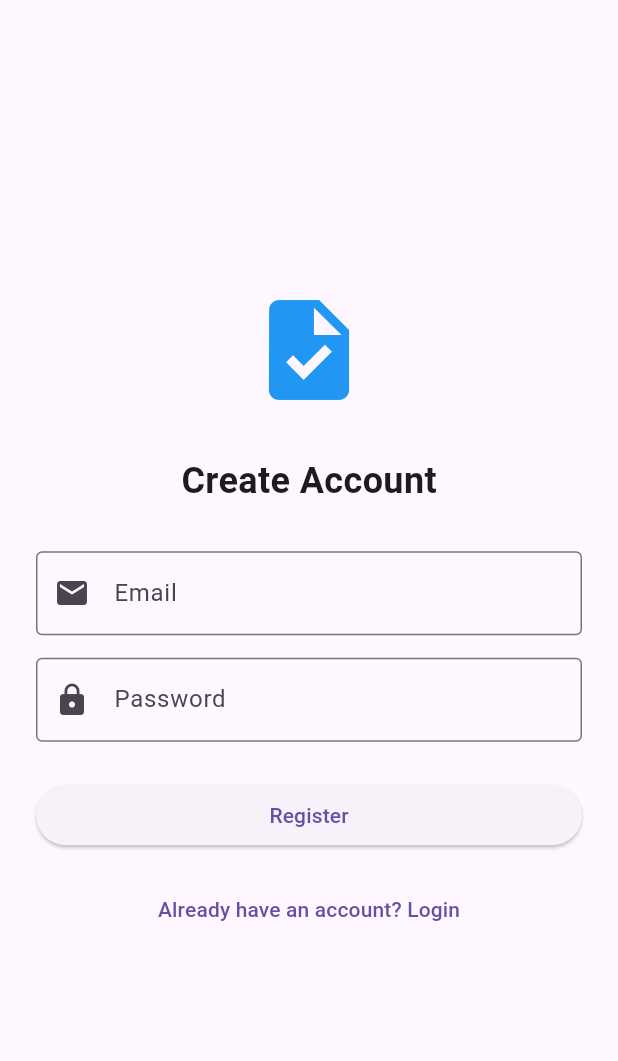
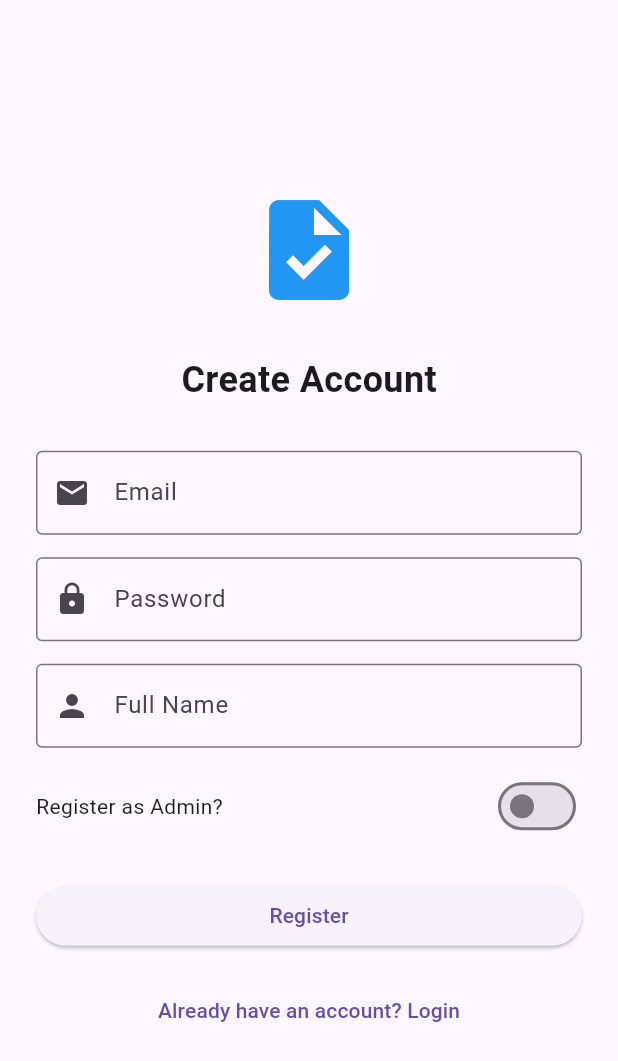
Before and after one commit to withshafan/task_tracking_app, a Flutter app: the screen it shows after launch, after a tap on "Don't have an account? Register", on a phone screen of 412 x 824 dp. Shown: the top 1061 px of the screen. Run offline on Flutter 3.47's test engine with Material 3 defaults, Android fonts, the phone set to English and light mode, and no system bars; our stand-ins replace cloud_firestore, firebase_auth, firebase_core; accounts and stored records are empty.

Commit message:
Implement user roles and registration fields

```diff
--- /dev/null
+++ b/lib/models/user.dart
@@ -0,0 +1,32 @@
+class AppUser {
+  final String id;
+  final String email;
+  final String name;
+  final bool isAdmin;
+
+  AppUser({
+    required this.id,
+    required this.email,
+    required this.name,
+    required this.isAdmin,
+  });
+
+  // Convert from Firestore document
+  factory AppUser.fromMap(String id, Map<String, dynamic> data) {
+    return AppUser(
+      id: id,
+      email: data['email'] ?? '',
+      name: data['name'] ?? '',
+      isAdmin: data['isAdmin'] ?? false,
+    );
+  }
+
+  // Convert to Map for Firestore
+  Map<String, dynamic> toMap() {
+    return {
+      'email': email,
+      'name': name,
+      'isAdmin': isAdmin,
+    };
+  }
+}
--- a/lib/screens/login_screen.dart
+++ b/lib/screens/login_screen.dart
@@ -1,5 +1,7 @@
 import 'package:flutter/material.dart';
 import '../services/auth_service.dart';
+import '../services/user_service.dart';
+import '../models/user.dart';
 import 'package:firebase_auth/firebase_auth.dart';
 
 class LoginScreen extends StatefulWidget {
@@ -11,10 +13,13 @@ class LoginScreen extends StatefulWidget {
 
 class _LoginScreenState extends State<LoginScreen> {
   final AuthService _auth = AuthService();
+  final UserService _userService = UserService();
   final TextEditingController _emailController = TextEditingController();
   final TextEditingController _passwordController = TextEditingController();
+  final TextEditingController _nameController = TextEditingController();
   bool _isLoading = false;
   bool _isLogin = true; // true = login, false = register
+  bool _isAdmin = false; // only for registration
 
   Future<void> _submit() async {
     if (_emailController.text.isEmpty || _passwordController.text.isEmpty) {
@@ -23,28 +28,40 @@ class _LoginScreenState extends State<LoginScreen> {
       );
       return;
     }
+    if (!_isLogin && _nameController.text.isEmpty) {
+      ScaffoldMessenger.of(context).showSnackBar(
+        const SnackBar(content: Text('Please enter your name.')),
+      );
+      return;
+    }
 
     setState(() => _isLoading = true);
 
     try {
-      User? user;
       if (_isLogin) {
-        user = await _auth.signInWithEmail(
+        // Sign in
+        await _auth.signInWithEmail(
           _emailController.text.trim(),
           _passwordController.text.trim(),
         );
       } else {
-        user = await _auth.registerWithEmail(
+        // Register
+        User? firebaseUser = await _auth.registerWithEmail(
           _emailController.text.trim(),
           _passwordController.text.trim(),
         );
+        if (firebaseUser != null) {
+          // Save user data to Firestore
+          final appUser = AppUser(
+            id: firebaseUser.uid,
+            email: firebaseUser.email!,
+            name: _nameController.text.trim(),
+            isAdmin: _isAdmin,
+          );
+          await _userService.saveUser(appUser);
+        }
       }
-
-      if (user != null && mounted) {
-        // Navigate to home – the splash screen's stream will handle it,
-        // but we'll do it directly for immediate feedback.
-        Navigator.pushReplacementNamed(context, '/home');
-      }
+      if (mounted) Navigator.pushReplacementNamed(context, '/home');
     } catch (e) {
       if (mounted) {
         ScaffoldMessenger.of(context).showSnackBar(
@@ -59,9 +76,10 @@ class _LoginScreenState extends State<LoginScreen> {
   void _toggleMode() {
     setState(() {
       _isLogin = !_isLogin;
-      // Clear fields when switching mode
       _emailController.clear();
       _passwordController.clear();
+      _nameController.clear();
+      _isAdmin = false;
     });
   }
 
@@ -80,6 +98,8 @@ class _LoginScreenState extends State<LoginScreen> {
               style: const TextStyle(fontSize: 24, fontWeight: FontWeight.bold),
             ),
             const SizedBox(height: 30),
+
+            // Email
             TextField(
               controller: _emailController,
               decoration: const InputDecoration(
@@ -90,6 +110,8 @@ class _LoginScreenState extends State<LoginScreen> {
               keyboardType: TextInputType.emailAddress,
             ),
             const SizedBox(height: 15),
+
+            // Password
             TextField(
               controller: _passwordController,
               decoration: const InputDecoration(
@@ -99,6 +121,35 @@ class _LoginScreenState extends State<LoginScreen> {
               ),
               obscureText: true,
             ),
+
+            // Extra fields for registration
+            if (!_isLogin) ...[
+              const SizedBox(height: 15),
+              TextField(
+                controller: _nameController,
+                decoration: const InputDecoration(
+                  labelText: 'Full Name',
+                  border: OutlineInputBorder(),
+                  prefixIcon: Icon(Icons.person),
+                ),
+              ),
+              const SizedBox(height: 15),
+              Row(
+                children: [
+                  const Text('Register as Admin?'),
+                  const Spacer(),
+                  Switch(
+                    value: _isAdmin,
+                    onChanged: (value) {
+                      setState(() {
+                        _isAdmin = value;
+                      });
+                    },
+                  ),
+                ],
+              ),
+            ],
+
             const SizedBox(height: 25),
             SizedBox(
               width: double.infinity,
```
Also changed, not shown: lib/services/user_service.dart (added, +31 -0 lines).
